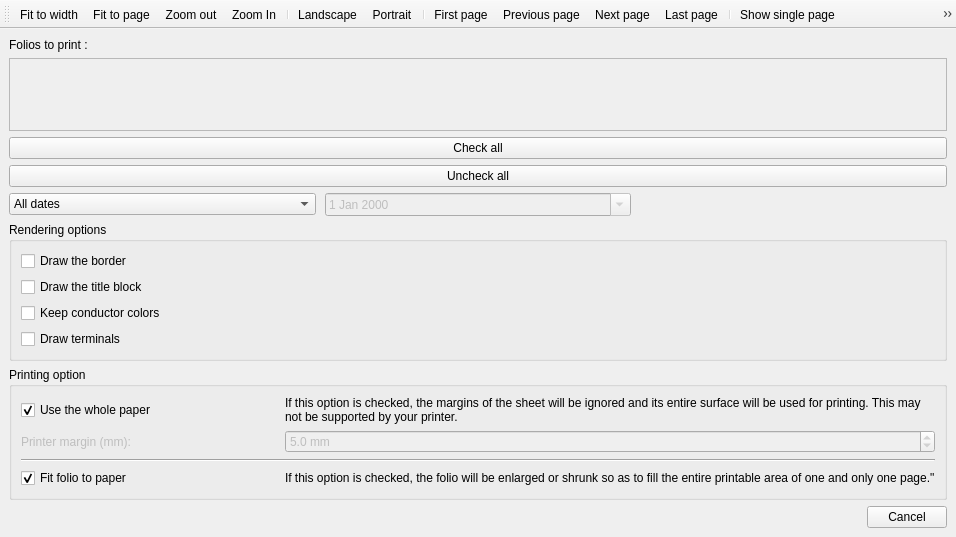
First picture: the form in sources/print/projectprintwindow.ui, repository EmilOsvoll/qelectrotech-source-mirror, before the edit.
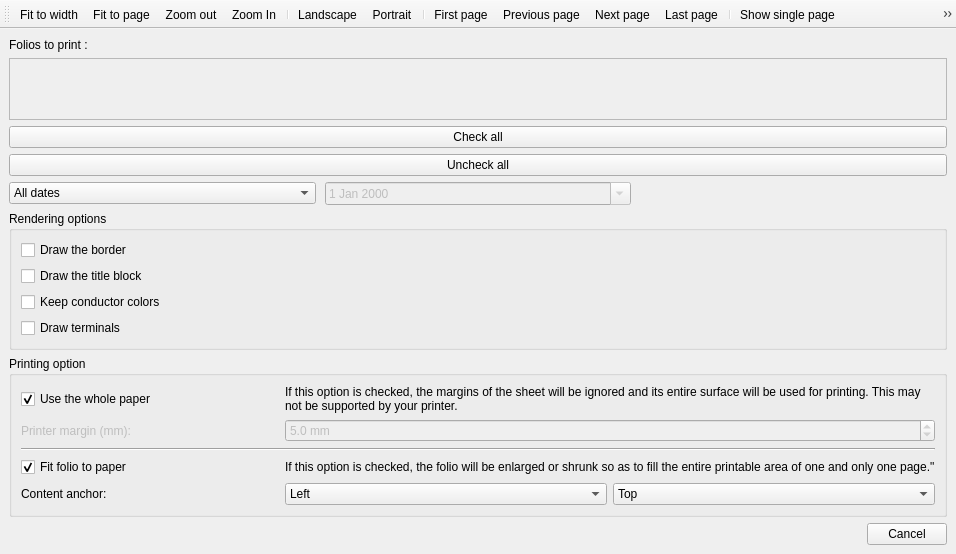
Second picture: the form after the edit. Icons and pictures are not drawn.

Commit message: add anchor point selection for content in printing area

What changed in the file:
```diff
--- a/sources/print/projectprintwindow.ui
+++ b/sources/print/projectprintwindow.ui
@@ -280,6 +280,55 @@
          </property>
         </widget>
        </item>
+       <item row="4" column="0">
+        <widget class="QLabel" name="m_content_anchor_label">
+         <property name="text">
+          <string>Content anchor:</string>
+         </property>
+        </widget>
+       </item>
+       <item row="4" column="1">
+        <layout class="QHBoxLayout" name="anchor_layout">
+         <item>
+          <widget class="QComboBox" name="m_anchor_horizontal_cb">
+           <item>
+            <property name="text">
+             <string>Left</string>
+            </property>
+           </item>
+           <item>
+            <property name="text">
+             <string>Center</string>
+            </property>
+           </item>
+           <item>
+            <property name="text">
+             <string>Right</string>
+            </property>
+           </item>
+          </widget>
+         </item>
+         <item>
+          <widget class="QComboBox" name="m_anchor_vertical_cb">
+           <item>
+            <property name="text">
+             <string>Top</string>
+            </property>
+           </item>
+           <item>
+            <property name="text">
+             <string>Center</string>
+            </property>
+           </item>
+           <item>
+            <property name="text">
+             <string>Bottom</string>
+            </property>
+           </item>
+          </widget>
+         </item>
+        </layout>
+       </item>
       </layout>
      </widget>
     </item>
```
The commit also changes 2 other files.
